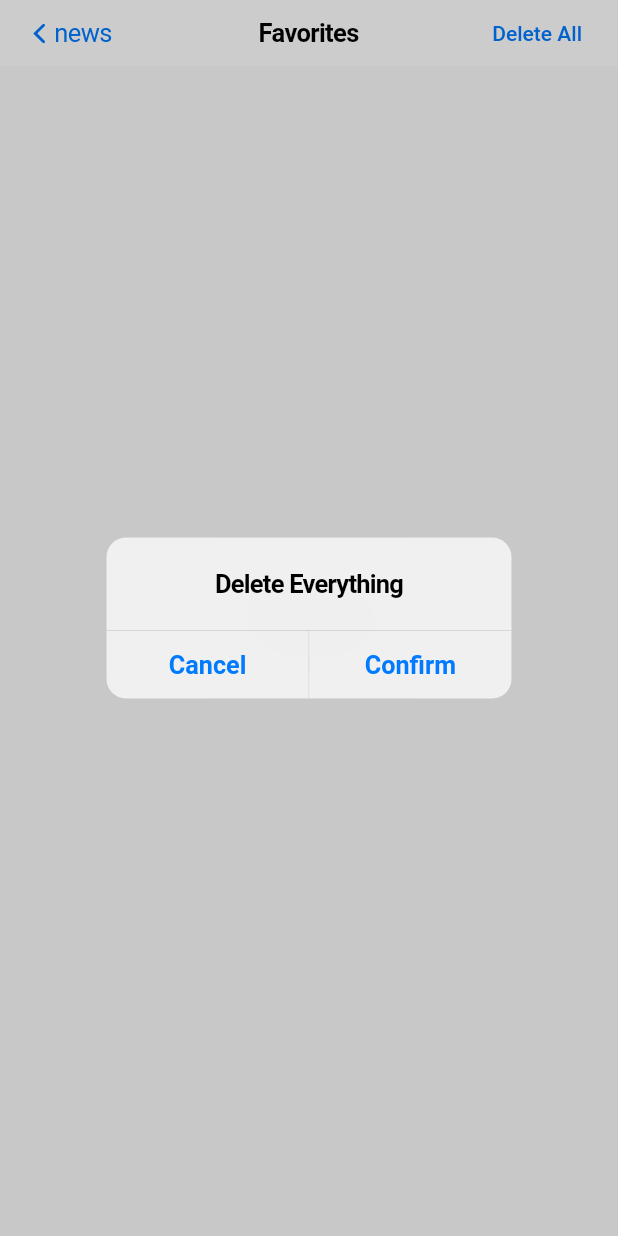
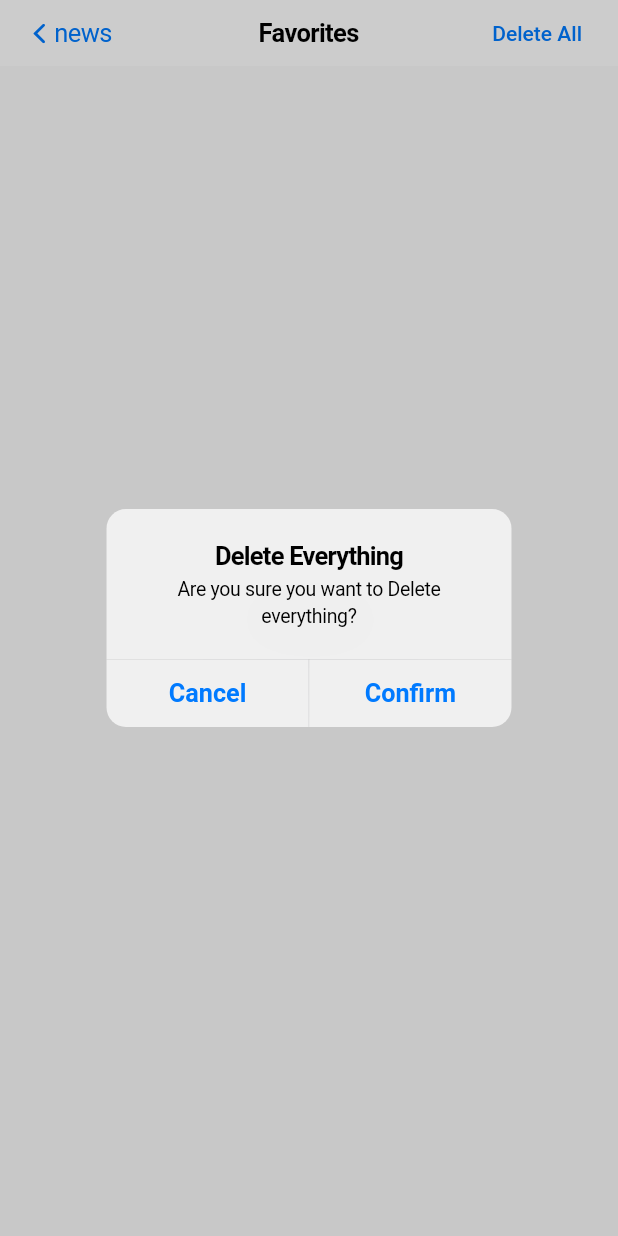
Before and after one commit to BeomyoonHeo/GetXPractice, a Flutter app: the FavoriteScreen screen opened by its route, after a tap on "Delete All", on a phone screen of 412 x 824 dp. Run offline on Flutter 3.47's test engine with Material 2 defaults, Android fonts, the phone set to English and light mode, and no system bars; our stand-ins replace date_format, dio, get, logger, retrofit; generated files the repository leaves out were written again; network calls fail; statements that could not run were skipped.

Commit message:
다이얼로그 메세지 추가 (#5)
* 다이얼로그 메세지 추가

```diff
--- a/lib/views/favorite_screen.dart
+++ b/lib/views/favorite_screen.dart
@@ -41,6 +41,8 @@ class _FavoriteScreenState extends State<FavoriteScreen> {
                   context: context,
                   builder: (context) => CupertinoAlertDialog(
                     title: const Text('Delete Everything'),
+                    content: const Text(
+                        'Are you sure you want to Delete everything?'),
                     actions: [
                       CupertinoDialogAction(
                         isDefaultAction: true,
```
